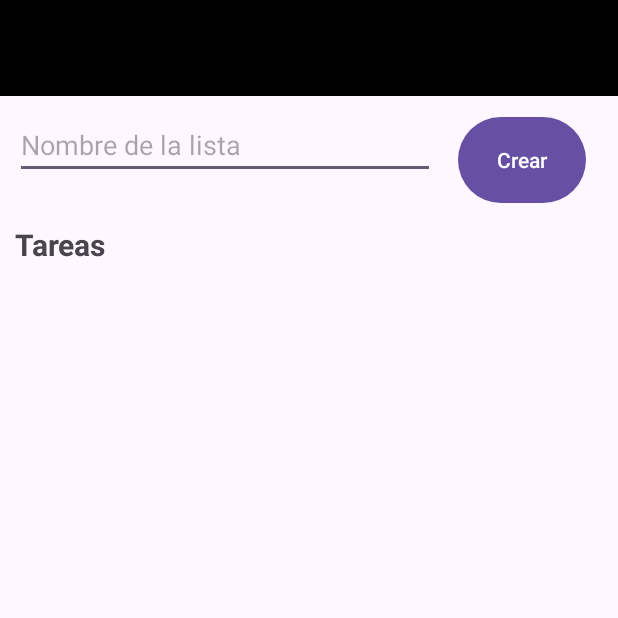
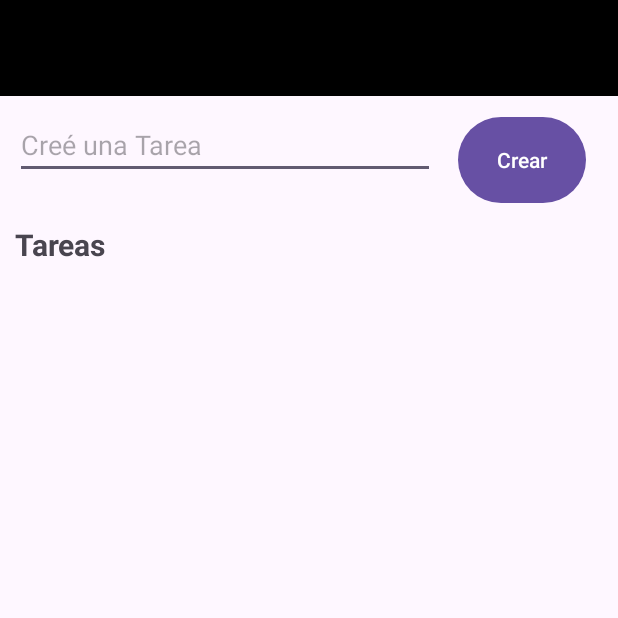
Before and after one commit to AndresZapataPascual/FamilyTasker, an Android app: the TareasActivity screen opened directly, with no data from a screen before it, on a phone screen of 412 x 824 dp, the top half of it. Run offline under Robolectric (Android 15) with nearby library versions, the phone set to English and light mode, and no system bars; our stand-ins replace Firebase (no records; nobody signed in at launch, a user with empty details on screens opened directly).

Commit message:
Tareas
listas

```diff
--- a/app/src/main/java/com/andreszapata/familytasker/TareasActivity.java
+++ b/app/src/main/java/com/andreszapata/familytasker/TareasActivity.java
@@ -1,15 +1,109 @@
 package com.andreszapata.familytasker;
 
 import android.os.Bundle;
+import android.view.View;
+import android.widget.ArrayAdapter;
+import android.widget.Button;
+import android.widget.EditText;
+import android.widget.ListView;
+import android.widget.Toast;
 
+import androidx.annotation.NonNull;
+import androidx.appcompat.widget.Toolbar;
 import androidx.appcompat.app.AppCompatActivity;
 
+import com.google.firebase.database.DataSnapshot;
+import com.google.firebase.database.DatabaseError;
+import com.google.firebase.database.DatabaseReference;
+import com.google.firebase.database.FirebaseDatabase;
+import com.google.firebase.database.ValueEventListener;
+
 public class TareasActivity extends AppCompatActivity {
+
+    private EditText editTextTarea;
+    private Button buttonCrearTarea;
+    private ListView listViewTareas;
+
+    private DatabaseReference databaseReference;
+    private String idLista;
 
     @Override
     protected void onCreate(Bundle savedInstanceState) {
         super.onCreate(savedInstanceState);
         setContentView(R.layout.tareas_activity);
 
+        // Obtener el ID de la lista del Intent
+        idLista = getIntent().getStringExtra("idLista");
+
+        // Configurar el Toolbar con el nombre de la lista como título
+        String nombreLista = getIntent().getStringExtra("nombreLista");
+        Toolbar toolbar = findViewById(R.id.toolbar);
+        setSupportActionBar(toolbar);
+        if (getSupportActionBar() != null) {
+            getSupportActionBar().setTitle(nombreLista);
+        }
+
+        // Inicializar la referencia a la base de datos
+        databaseReference = FirebaseDatabase.getInstance().getReference("Tareas").child(idLista);
+
+        editTextTarea = findViewById(R.id.editTextListName);
+        buttonCrearTarea = findViewById(R.id.buttonCreateTarea);
+        listViewTareas = findViewById(R.id.listViewtasks);
+
+        // Cargar las tareas asociadas a la lista
+        cargarTareas();
+
+        buttonCrearTarea.setOnClickListener(new View.OnClickListener() {
+            @Override
+            public void onClick(View v) {
+                // Obtener el texto de la tarea ingresada por el usuario
+                String nombreTarea = editTextTarea.getText().toString().trim();
+
+                if (!nombreTarea.isEmpty()) {
+                    // Generar un ID único para la tarea
+                    String tareaId = databaseReference.push().getKey();
+
+                    // Guardar la tarea en la base de datos asociada al ID de la lista
+                    databaseReference.child(tareaId).setValue(new Tarea(tareaId, nombreTarea));
+
+                    // Limpiar el campo de texto después de guardar la tarea
+                    editTextTarea.setText("");
+
+                    // Notificar al usuario que la tarea se creó correctamente
+                    Toast.makeText(TareasActivity.this, "Tarea creada correctamente", Toast.LENGTH_SHORT).show();
+                } else {
+                    // Notificar al usuario si el campo de texto está vacío
+                    Toast.makeText(TareasActivity.this, "Por favor, ingresa el nombre de la tarea", Toast.LENGTH_SHORT).show();
+                }
+            }
+        });
+    }
+
+    private void cargarTareas() {
+        // Crear un adaptador para las tareas
+        final ArrayAdapter<String> adapter = new ArrayAdapter<>(this, android.R.layout.simple_list_item_1);
+
+        // Establecer el adaptador en la lista de tareas
+        listViewTareas.setAdapter(adapter);
+
+        // Escuchar los cambios en la base de datos para cargar las tareas asociadas a la lista
+        databaseReference.addValueEventListener(new ValueEventListener() {
+            @Override
+            public void onDataChange(@NonNull DataSnapshot dataSnapshot) {
+                adapter.clear(); // Limpiar el adaptador antes de cargar las nuevas tareas
+                for (DataSnapshot snapshot : dataSnapshot.getChildren()) {
+                    Tarea tarea = snapshot.getValue(Tarea.class);
+                    if (tarea != null) {
+                        adapter.add(tarea.getNombre()); // Agregar el nombre de la tarea al adaptador
+                    }
+                }
+            }
+
+            @Override
+            public void onCancelled(@NonNull DatabaseError databaseError) {
+                // Manejar errores de cancelación
+                Toast.makeText(TareasActivity.this, "Error al cargar las tareas: " + databaseError.getMessage(), Toast.LENGTH_SHORT).show();
+            }
+        });
     }
 }
--- a/app/src/main/res/layout/tareas_activity.xml
+++ b/app/src/main/res/layout/tareas_activity.xml
@@ -31,11 +31,11 @@
             android:layout_margin="10dp"
             android:layout_height="wrap_content"
             android:layout_marginTop="16dp"
-            android:hint="@string/HintNombrelista" />
+            android:hint="@string/HintNombreTarea" />
 
         <!-- Botón para crear la lista -->
         <Button
-            android:id="@+id/buttonCreateList"
+            android:id="@+id/buttonCreateTarea"
             android:layout_width="85dp"
             android:layout_height="match_parent"
             android:layout_marginLeft="5dp"
@@ -55,7 +55,7 @@
         android:layout_marginTop="16dp"/>
 
     <ListView
-        android:id="@+id/listViewLists"
+        android:id="@+id/listViewtasks"
         android:layout_width="match_parent"
         android:layout_height="0dp"
         android:layout_weight="1"
--- a/app/src/main/res/values/strings.xml
+++ b/app/src/main/res/values/strings.xml
@@ -11,4 +11,7 @@
     <string name="textBtnCrearLista">Crear</string>
     <string name="TxtTituloListaTareas">Mi lista:</string>
     <string name="TxtTituloTareas">Tareas</string>
+    <string name="HintNombreTarea">Creé una Tarea</string>
+    <string name="txtTerminada">Completar</string>
+    <string name="txtEliminar">Eliminar </string>
 </resources>
```
Also changed, not shown: app/src/main/java/com/andreszapata/familytasker/ListaActivity.java (+7 -0 lines), app/src/main/java/com/andreszapata/familytasker/Tarea.java (added, +31 -0 lines), app/src/main/res/layout/list_item_tarea.xml (added, +30 -0 lines).
